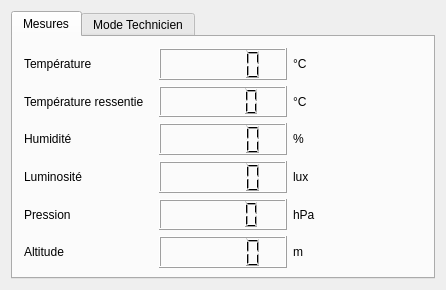
The window that Mini-projet/Weather-Bluedot/team-2/trunk/weather_bluedot/ihm.ui (ZaYFix/dev) describes before a commit, drawn with Qt 5.
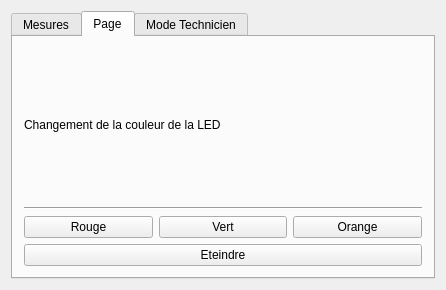
The same window after the commit.

The edit to the form file:
```diff
--- a/Mini-projet/Weather-Bluedot/team-2/trunk/weather_bluedot/ihm.ui
+++ b/Mini-projet/Weather-Bluedot/team-2/trunk/weather_bluedot/ihm.ui
@@ -13,11 +13,11 @@
   <property name="windowTitle">
    <string>IHM</string>
   </property>
-  <layout class="QVBoxLayout" name="verticalLayout">
+  <layout class="QHBoxLayout" name="horizontalLayout_9">
    <item>
     <widget class="QTabWidget" name="technicien_2">
      <property name="currentIndex">
-      <number>0</number>
+      <number>1</number>
      </property>
      <widget class="QWidget" name="mesures">
       <attribute name="title">
@@ -158,6 +158,63 @@
        </item>
       </layout>
      </widget>
+     <widget class="QWidget" name="leds">
+      <attribute name="title">
+       <string>Page</string>
+      </attribute>
+      <layout class="QVBoxLayout" name="verticalLayout">
+       <item>
+        <layout class="QVBoxLayout" name="verticalLayout_3">
+         <item>
+          <widget class="QLabel" name="label">
+           <property name="text">
+            <string>Changement de la couleur de la LED</string>
+           </property>
+          </widget>
+         </item>
+         <item>
+          <widget class="Line" name="line">
+           <property name="orientation">
+            <enum>Qt::Horizontal</enum>
+           </property>
+          </widget>
+         </item>
+        </layout>
+       </item>
+       <item>
+        <layout class="QHBoxLayout" name="horizontalLayout_7">
+         <item>
+          <widget class="QPushButton" name="pushbutton_rouge">
+           <property name="text">
+            <string>Rouge</string>
+           </property>
+          </widget>
+         </item>
+         <item>
+          <widget class="QPushButton" name="pushButton_vert">
+           <property name="text">
+            <string>Vert</string>
+           </property>
+          </widget>
+         </item>
+         <item>
+          <widget class="QPushButton" name="pushButton_orange">
+           <property name="text">
+            <string>Orange</string>
+           </property>
+          </widget>
+         </item>
+        </layout>
+       </item>
+       <item>
+        <widget class="QPushButton" name="pushButton_eteindre">
+         <property name="text">
+          <string>Eteindre</string>
+         </property>
+        </widget>
+       </item>
+      </layout>
+     </widget>
      <widget class="QWidget" name="technicien">
       <attribute name="title">
        <string>Mode Technicien</string>
```
